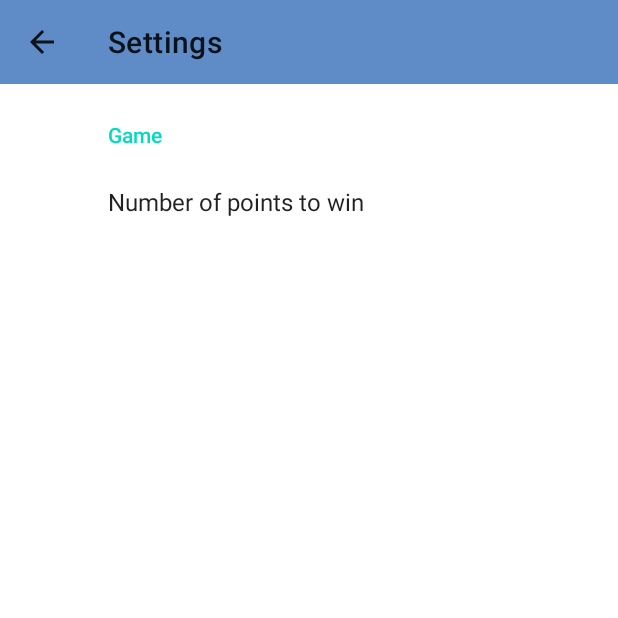
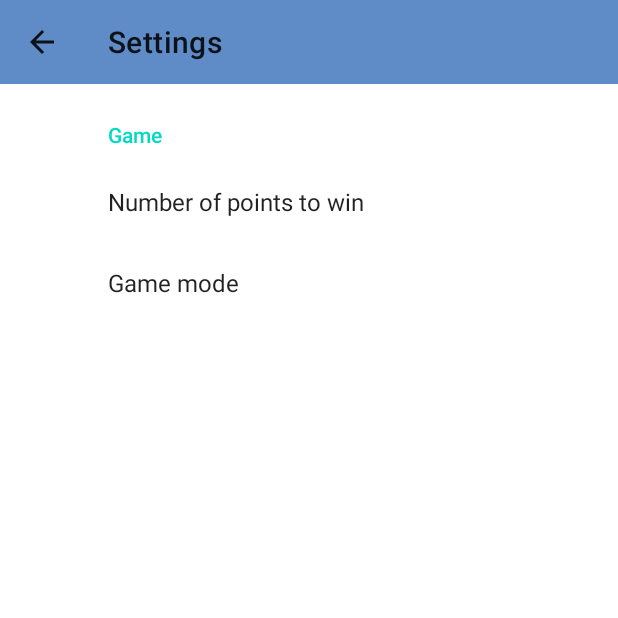
Before and after one commit to ghostwalker18/Rock-Scissors-Paper-Lizard-Spock, an Android app: the SettingsActivity screen opened directly, with no data from a screen before it, on a phone screen of 412 x 824 dp, the top half of it. Run offline under Robolectric (Android 15) with nearby library versions, the phone set to English and light mode, and no system bars; our stand-ins replace androidx.preference.

Commit message:
updated settingsscreen

```diff
--- a/app/src/main/res/values/arrays.xml
+++ b/app/src/main/res/values/arrays.xml
@@ -10,5 +10,17 @@
         <item>1</item>
         <item>2</item>
         <item>3</item>
-    </string-array>-array>
+    </string-array>
+
+    <string-array name="game_mode_entries">
+        <item>1 player vs AI</item>
+        <item>2 players on 1 device</item>
+        <item>2 players on 2 devices</item>
+    </string-array>
+
+    <string-array name="game_mode_values">
+        <item>AI</item>
+        <item>local</item>
+        <item>BT</item>
+    </string-array>
 </resources>
--- a/app/src/main/res/values/strings.xml
+++ b/app/src/main/res/values/strings.xml
@@ -5,7 +5,8 @@
     <string name="score">Score:</string>
     <string name="action_settings">Settings</string>
     <string name="game_settings">Game</string>
-    <string name="number_of_points">Number of points to win</string>
+    <string name="option_number_of_points">Number of points to win</string>
+    <string name="option_game_mode">Game mode</string>
     <string name="player_won">You won!</string>
     <string name="computer_won">You lost..</string>
     <string name="computer"> Computer</string>
--- a/app/src/main/res/xml/preferences.xml
+++ b/app/src/main/res/xml/preferences.xml
@@ -4,8 +4,14 @@
         <ListPreference
             app:defaultValue="3"
             app:key="pointsNumber"
-            app:title="@string/number_of_points"
+            app:title="@string/option_number_of_points"
             app:entries="@array/points_entries"
             app:entryValues="@array/points_values"/>
+        <ListPreference
+            app:defaultValue="AI"
+            app:key="gameMode"
+            app:title="@string/option_game_mode"
+            app:entries="@array/game_mode_entries"
+            app:entryValues="@array/game_mode_values"/>
     </PreferenceCategory>
 </PreferenceScreen>
```
Also changed, not shown: 2 other files.
